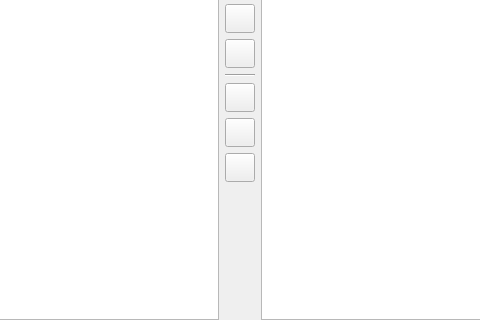
Before: the Qt Designer form src/gui/toolbareditor.ui in martinrotter/rssguard, drawn with Qt 5; both pictures show x 94 to 574 and y 95 to 415 of the 668 by 415 pixel window.
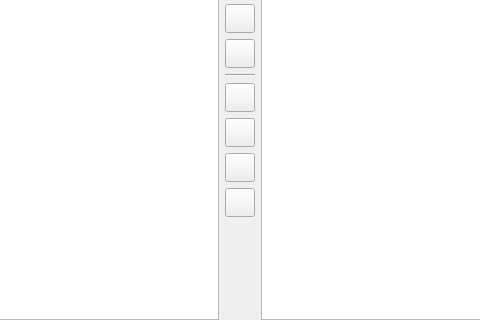
After: the same form once the commit is applied.

Commit message: Ability to reset toolbars.

What changed in the file:
```diff
--- a/src/gui/toolbareditor.ui
+++ b/src/gui/toolbareditor.ui
@@ -172,6 +172,19 @@
        </property>
       </widget>
      </item>
+     <item>
+      <widget class="QToolButton" name="m_btnReset">
+       <property name="toolTip">
+        <string>Reset toolbar</string>
+       </property>
+       <property name="iconSize">
+        <size>
+         <width>22</width>
+         <height>22</height>
+        </size>
+       </property>
+      </widget>
+     </item>
      <item>
       <spacer name="verticalSpacer">
        <property name="orientation">
```
The commit also changes 4 other files.
